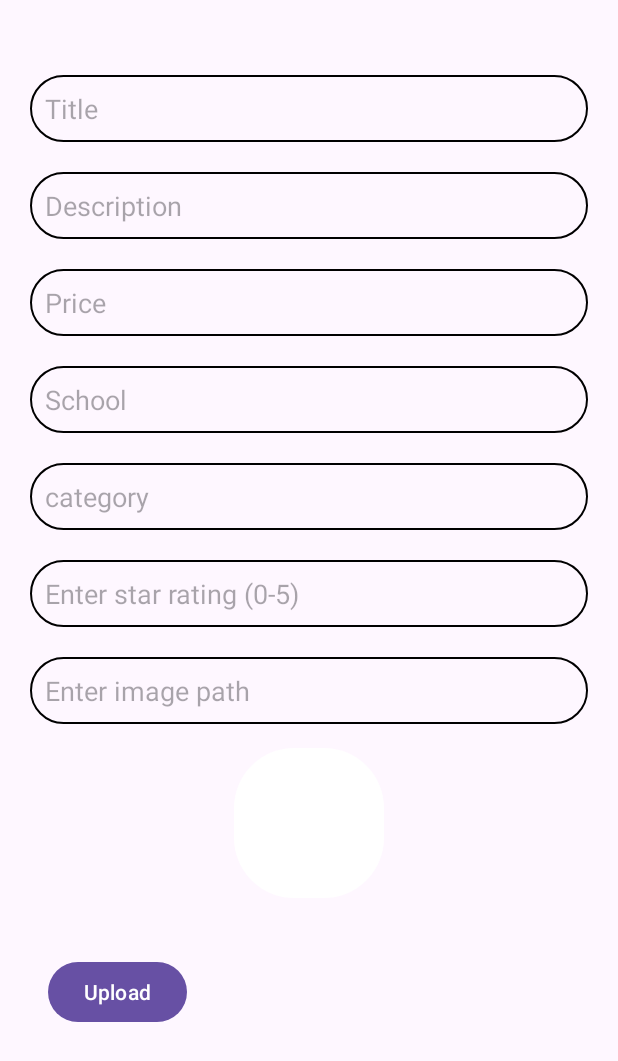
After one commit to ThanhhDanh/Reference-Application, an Android app: the UploadDocumentActivity screen opened directly, with no data from a screen before it, on a phone screen of 412 x 824 dp. The commit adds this screen. Shown: the top 1061 px of the screen. Run offline under Robolectric (Android 15) with nearby library versions, the phone set to English and light mode, and no system bars; our stand-ins replace Firebase (no records; nobody signed in at launch, a user with empty details on screens opened directly); pictures from the network do not load.

Commit message:
user database

```diff
--- a/ReferenceApp/app/src/main/AndroidManifest.xml
+++ b/ReferenceApp/app/src/main/AndroidManifest.xml
@@ -6,6 +6,7 @@
     <uses-permission android:name="android.permission.ACCESS_NETWORK_STATE" />
     <uses-permission android:name="android.permission.READ_EXTERNAL_STORAGE"
         android:maxSdkVersion="32" />
+    <uses-permission android:name="android.permission.WRITE_EXTERNAL_STORAGE" />
 
     <application
         android:allowBackup="true"
@@ -20,6 +21,9 @@
         tools:targetApi="31">
         <activity
             android:name=".activity.ProfileActivity"
+            android:exported="false" />
+        <activity
+            android:name=".activity.UploadDocumentActivity"
             android:exported="false" />
         <activity
             android:name=".activity.CartActivity"
--- /dev/null
+++ b/ReferenceApp/app/src/main/java/com/example/referenceapp/activity/UploadDocumentActivity.java
@@ -0,0 +1,283 @@
+package com.example.referenceapp.activity;
+
+import android.Manifest;
+import android.content.Intent;
+import android.content.pm.PackageManager;
+import android.database.Cursor;
+import android.net.Uri;
+import android.os.Build;
+import android.os.Bundle;
+import android.provider.MediaStore;
+import android.util.Log;
+import android.widget.ArrayAdapter;
+import android.widget.AutoCompleteTextView;
+import android.widget.Button;
+import android.widget.EditText;
+import android.widget.ImageView;
+import android.widget.Toast;
+
+import androidx.annotation.NonNull;
+import androidx.appcompat.app.AppCompatActivity;
+import androidx.core.app.ActivityCompat;
+import androidx.core.content.ContextCompat;
+
+import com.example.referenceapp.R;
+import com.example.referenceapp.model.Documents;
+import com.google.firebase.auth.FirebaseAuth;
+import com.google.firebase.database.DataSnapshot;
+import com.google.firebase.database.DatabaseError;
+import com.google.firebase.database.DatabaseReference;
+import com.google.firebase.database.FirebaseDatabase;
+import com.google.firebase.database.ValueEventListener;
+import com.google.firebase.storage.FirebaseStorage;
+import com.google.firebase.storage.StorageReference;
+
+import java.time.Instant;
+import java.time.format.DateTimeFormatter;
+import java.util.ArrayList;
+import java.util.HashMap;
+import java.util.List;
+import java.util.Map;
+import java.util.Objects;
+import java.util.UUID;
+
+public class UploadDocumentActivity extends AppCompatActivity {
+
+    private AutoCompleteTextView schoolAutoComplete, categoryAutoComplete;
+    private EditText etTitle, etDescription, etPrice, etImagePath, etStar;
+    private ImageView imgSelected;
+    private Button btnUpload;
+
+    private List<String> schoolList = new ArrayList<>();
+    private Map<String, Integer> schoolMap = new HashMap<>();
+    private List<String> categoryList = new ArrayList<>();
+    private Map<String, Integer> categoryMap = new HashMap<>();
+    private FirebaseAuth auth;
+    private DatabaseReference databaseReference;
+    private FirebaseStorage storage;
+    private StorageReference storageReference;
+
+    private Integer selectedSchoolId;
+    private Integer selectedCategoryId;
+
+    private static final int REQUEST_CODE_PERMISSION = 1;
+    private static final int PICK_IMAGE_REQUEST = 2;
+
+    @Override
+    protected void onCreate(Bundle savedInstanceState) {
+        super.onCreate(savedInstanceState);
+        setContentView(R.layout.activity_upload_document);
+
+        etTitle = findViewById(R.id.etTitle);
+        etDescription = findViewById(R.id.etDescription);
+        etPrice = findViewById(R.id.etPrice);
+        btnUpload = findViewById(R.id.btnUpload);
+        schoolAutoComplete = findViewById(R.id.school);
+        categoryAutoComplete = findViewById(R.id.category);
+        etImagePath = findViewById(R.id.etImagePath);
+        etStar = findViewById(R.id.etStar);
+        imgSelected = findViewById(R.id.imgSelected);
+
+        // Kiểm tra và yêu cầu quyền truy cập bộ nhớ
+        if (ContextCompat.checkSelfPermission(this, Manifest.permission.READ_EXTERNAL_STORAGE)
+                != PackageManager.PERMISSION_GRANTED) {
+            ActivityCompat.requestPermissions(this,
+                    new String[]{Manifest.permission.READ_EXTERNAL_STORAGE}, REQUEST_CODE_PERMISSION);
+        }
+
+        auth = FirebaseAuth.getInstance();
+        databaseReference = FirebaseDatabase.getInstance().getReference("Documents");
+        storage = FirebaseStorage.getInstance();
+        storageReference = storage.getReference();
+
+        btnUpload.setOnClickListener(v -> uploadDocument());
+        etImagePath.setOnClickListener(v -> openImageChooser());
+
+        loadSchoolsFromFirebase();
+        loadCategoryFromFirebase();
+    }
+
+    @Override
+    public void onRequestPermissionsResult(int requestCode, @NonNull String[] permissions, @NonNull int[] grantResults) {
+        super.onRequestPermissionsResult(requestCode, permissions, grantResults);
+        if (requestCode == REQUEST_CODE_PERMISSION) {
+            if (grantResults.length > 0 && grantResults[0] == PackageManager.PERMISSION_GRANTED) {
+                // Quyền đã được cấp, bạn có thể cho phép chọn ảnh
+                openImageChooser();
+            } else {
+                Toast.makeText(this, "Permission denied", Toast.LENGTH_SHORT).show();
+            }
+        }
+    }
+
+    private void openImageChooser() {
+        Intent intent = new Intent(Intent.ACTION_PICK, MediaStore.Images.Media.EXTERNAL_CONTENT_URI);
+        intent.setType("image/*");
+        startActivityForResult(intent, PICK_IMAGE_REQUEST);
+    }
+
+    @Override
+    protected void onActivityResult(int requestCode, int resultCode, Intent data) {
+        super.onActivityResult(requestCode, resultCode, data);
+
+        if (resultCode == RESULT_OK && requestCode == PICK_IMAGE_REQUEST) {
+            Uri imageUri = data.getData();  // Lấy Uri của ảnh đã chọn
+
+            if (imageUri != null) {
+                imgSelected.setImageURI(imageUri);
+                uploadImage(imageUri);
+            }
+        }
+    }
+
+    private void uploadImage(Uri imageUri) {
+        StorageReference fileReference = storageReference.child("images/" + UUID.randomUUID().toString());
+
+        fileReference.putFile(imageUri)
+                .addOnSuccessListener(taskSnapshot -> {
+                    // Sau khi tải lên thành công, lấy URL tải lên của ảnh
+                    fileReference.getDownloadUrl().addOnSuccessListener(uri -> {
+                        String imageUrl = uri.toString();
+                        etImagePath.setText(imageUrl); // Hiển thị URL ảnh vào EditText
+                    });
+                })
+                .addOnFailureListener(e -> {
+                    Toast.makeText(UploadDocumentActivity.this, "Image upload failed", Toast.LENGTH_SHORT).show();
+                });
+    }
+
+
+    private void loadSchoolsFromFirebase() {
+        DatabaseReference schoolRef = FirebaseDatabase.getInstance().getReference("Schools");
+        schoolRef.addListenerForSingleValueEvent(new ValueEventListener() {
+            @Override
+            public void onDataChange(@NonNull DataSnapshot snapshot) {
+                schoolList.clear();
+                schoolMap.clear();
+                for (DataSnapshot schoolSnapshot : snapshot.getChildren()) {
+                    String name = schoolSnapshot.child("Name").getValue(String.class);
+                    int id = Integer.parseInt(Objects.requireNonNull(schoolSnapshot.getKey()));
+                    if (name != null) {
+                        schoolList.add(name);
+                        schoolMap.put(name, id);
+                    }
+                }
+                setupAutoSchoolsCompleteAdapter(); // Cập nhật Adapter sau khi có dữ liệu
+            }
+
+            @Override
+            public void onCancelled(@NonNull DatabaseError error) {
+                Toast.makeText(UploadDocumentActivity.this, "Failed to load schools", Toast.LENGTH_SHORT).show();
+            }
+        });
+    }
+
+    private void setupAutoSchoolsCompleteAdapter() {
+        ArrayAdapter<String> adapter = new ArrayAdapter<>(this, android.R.layout.simple_dropdown_item_1line, schoolList);
+        schoolAutoComplete.setAdapter(adapter);
+
+        // Cho phép hiển thị danh sách khi người dùng nhấn vào trường
+        schoolAutoComplete.setOnClickListener(v -> schoolAutoComplete.showDropDown());
+
+        // Xử lý khi người dùng chọn trường
+        schoolAutoComplete.setOnItemClickListener((parent, view, position, id) -> {
+            String selectedSchool = (String) parent.getItemAtPosition(position);
+            selectedSchoolId = schoolMap.get(selectedSchool);
+            Log.d("SelectedSchool", "School Name: " + selectedSchool + ", ID: " + selectedSchoolId);
+        });
+    }
+
+    private void loadCategoryFromFirebase() {
+        DatabaseReference categoryRef = FirebaseDatabase.getInstance().getReference("Category");
+        categoryRef.addListenerForSingleValueEvent(new ValueEventListener() {
+            @Override
+            public void onDataChange(@NonNull DataSnapshot snapshot) {
+                categoryList.clear();
+                categoryMap.clear();
+                for (DataSnapshot categorySnapshot : snapshot.getChildren()) {
+                    String name = categorySnapshot.child("Name").getValue(String.class);
+                    int id = Integer.parseInt(Objects.requireNonNull(categorySnapshot.getKey()));
+                    if (name != null) {
+                        categoryList.add(name);
+                        categoryMap.put(name, id);
+                    }
+                }
+                setupAutoCategoryCompleteAdapter(); // Cập nhật Adapter sau khi có dữ liệu
+            }
+
+            @Override
+            public void onCancelled(@NonNull DatabaseError error) {
+                Toast.makeText(UploadDocumentActivity.this, "Failed to load category", Toast.LENGTH_SHORT).show();
+            }
+        });
+    }
+
+    private void setupAutoCategoryCompleteAdapter() {
+        ArrayAdapter<String> adapter = new ArrayAdapter<>(this, android.R.layout.simple_dropdown_item_1line, categoryList);
+        categoryAutoComplete.setAdapter(adapter);
+
+        // Cho phép hiển thị danh sách khi người dùng nhấn vào trường
+        categoryAutoComplete.setOnClickListener(v -> categoryAutoComplete.showDropDown());
+
+        // Xử lý khi người dùng chọn trường
+        categoryAutoComplete.setOnItemClickListener((parent, view, position, id) -> {
+            String selectedCategory = (String) parent.getItemAtPosition(position);
+            selectedCategoryId = categoryMap.get(selectedCategory);
+            Log.d("SelectedCategory", "Category Name: " + selectedCategory + ", ID: " + selectedCategoryId);
+        });
+    }
+
+    private void uploadDocument() {
+        String title = etTitle.getText().toString();
+        String description = etDescription.getText().toString();
+        double price = Double.parseDouble(etPrice.getText().toString());
+        double star = Double.parseDouble(etStar.getText().toString());
+        String imagePath = etImagePath.getText().toString();
+
+        // Kiểm tra nếu trường học hoặc danh mục không hợp lệ
+        if (selectedSchoolId == null) {
+            Toast.makeText(this, "Please select a valid school", Toast.LENGTH_SHORT).show();
+            return;
+        }
+
+        if (selectedCategoryId == null) {
+            Toast.makeText(this, "Please select a valid category", Toast.LENGTH_SHORT).show();
+            return;
+        }
+
+        // Create a new document object
+        Documents document = new Documents();
+        document.setTitle(title);
+        document.setDescription(description);
+        document.setPrice(price);
+        document.setStar(star);
+        document.setImagePath(imagePath);
+        document.setCategoryId(selectedCategoryId);
+        document.setSchoolId(selectedSchoolId);
+        document.setUserId(Integer.parseInt(Objects.requireNonNull(auth.getCurrentUser()).getUid())); // UserId of the current user
+        document.setCreatedAt(getCurrentTimestamp());
+        document.setUpdatedAt(getCurrentTimestamp());
+
+        // Lưu đối tượng Documents vào Realtime Database
+        String documentId = databaseReference.push().getKey();
+        if (documentId != null) {
+            databaseReference.child(documentId).setValue(document)
+                    .addOnCompleteListener(task -> {
+                        if (task.isSuccessful()) {
+                            Toast.makeText(UploadDocumentActivity.this, "Document uploaded successfully", Toast.LENGTH_SHORT).show();
+                            startActivity(new Intent(UploadDocumentActivity.this, MainActivity.class));
+                            finish();
+                        } else {
+                            Toast.makeText(UploadDocumentActivity.this, "Failed to save document info", Toast.LENGTH_SHORT).show();
+                        }
+                    });
+        }
+    }
+
+    private String getCurrentTimestamp() {
+        if (Build.VERSION.SDK_INT >= Build.VERSION_CODES.O) {
+            return DateTimeFormatter.ISO_INSTANT.format(Instant.now());
+        }
+        return null;
+    }
+}
--- a/ReferenceApp/app/src/main/java/com/example/referenceapp/model/CombinedDiffCallback.java
+++ b/ReferenceApp/app/src/main/java/com/example/referenceapp/model/CombinedDiffCallback.java
@@ -26,7 +26,7 @@ public class CombinedDiffCallback extends DiffUtil.Callback {
     @Override
     public boolean areItemsTheSame(int oldItemPosition, int newItemPosition) {
         // So sánh dựa trên ID hoặc thuộc tính duy nhất
-        return oldList.get(oldItemPosition).getId() == newList.get(newItemPosition).getId();
+        return oldList.get(oldItemPosition).getTitle().equals(newList.get(newItemPosition).getTitle());
     }
 
     @Override
--- /dev/null
+++ b/ReferenceApp/app/src/main/res/drawable/rounded_corner_profile.xml
@@ -0,0 +1,5 @@
+<?xml version="1.0" encoding="utf-8"?>
+<shape xmlns:android="http://schemas.android.com/apk/res/android">
+    <corners android:bottomLeftRadius="40dp" android:bottomRightRadius="40dp" />
+    <solid android:color="@android:color/white" />
+</shape>
--- /dev/null
+++ b/ReferenceApp/app/src/main/res/layout/activity_upload_document.xml
@@ -0,0 +1,138 @@
+<?xml version="1.0" encoding="utf-8"?>
+<androidx.constraintlayout.widget.ConstraintLayout xmlns:android="http://schemas.android.com/apk/res/android"
+    xmlns:app="http://schemas.android.com/apk/res-auto"
+    xmlns:tools="http://schemas.android.com/tools"
+    android:layout_width="match_parent"
+    android:layout_height="match_parent">
+
+    <EditText
+        android:id="@+id/etTitle"
+        android:layout_width="0dp"
+        android:layout_height="wrap_content"
+        android:hint="Title"
+        android:layout_marginStart="20dp"
+        android:layout_marginEnd="20dp"
+        android:layout_marginTop="50dp"
+        android:padding="10dp"
+        android:background="@drawable/rounded_corner_form"
+        app:layout_constraintTop_toTopOf="parent"
+        app:layout_constraintStart_toStartOf="parent"
+        app:layout_constraintEnd_toEndOf="parent" />
+
+    <EditText
+        android:id="@+id/etDescription"
+        android:layout_width="0dp"
+        android:layout_marginStart="20dp"
+        android:layout_marginEnd="20dp"
+        android:layout_height="wrap_content"
+        android:hint="Description"
+        android:layout_marginTop="20dp"
+        app:layout_constraintTop_toBottomOf="@id/etTitle"
+        android:background="@drawable/rounded_corner_form"
+        android:padding="10dp"
+        app:layout_constraintStart_toStartOf="parent"
+        app:layout_constraintEnd_toEndOf="parent" />
+
+    <EditText
+        android:id="@+id/etPrice"
+        android:layout_width="0dp"
+        android:layout_marginStart="20dp"
+        android:layout_marginEnd="20dp"
+        android:layout_height="wrap_content"
+        android:hint="Price"
+        android:layout_marginTop="20dp"
+        android:background="@drawable/rounded_corner_form"
+        android:padding="10dp"
+        app:layout_constraintTop_toBottomOf="@id/etDescription"
+        app:layout_constraintStart_toStartOf="parent"
+        app:layout_constraintEnd_toEndOf="parent" />
+
+    <EditText
+        android:id="@+id/etStar"
+        android:layout_width="match_parent"
+        android:layout_height="wrap_content"
+        android:layout_marginStart="20dp"
+        android:layout_marginTop="20dp"
+        android:layout_marginEnd="20dp"
+        android:hint="Enter star rating (0-5)"
+        android:background="@drawable/rounded_corner_form"
+        android:padding="10dp"
+        android:inputType="numberDecimal"
+        app:layout_constraintEnd_toEndOf="parent"
+        app:layout_constraintStart_toStartOf="parent"
+        app:layout_constraintTop_toBottomOf="@+id/category"
+        tools:ignore="MissingConstraints" />
+
+    <!-- Trường ImagePath -->
+    <EditText
+        android:id="@+id/etImagePath"
+        android:layout_width="match_parent"
+        android:layout_height="wrap_content"
+        android:layout_marginStart="20dp"
+        android:layout_marginTop="20dp"
+        android:layout_marginEnd="20dp"
+        android:hint="Enter image path"
+        android:background="@drawable/rounded_corner_form"
+        android:padding="10dp"
+        android:inputType="text"
+        app:layout_constraintEnd_toEndOf="parent"
+        app:layout_constraintStart_toStartOf="parent"
+        app:layout_constraintTop_toBottomOf="@+id/etStar"
+        tools:ignore="MissingConstraints" />
+
+    <AutoCompleteTextView
+        android:id="@+id/school"
+        android:layout_width="match_parent"
+        android:layout_height="wrap_content"
+        android:layout_below="@id/etPrice"
+        android:layout_marginStart="20dp"
+        android:layout_marginTop="20dp"
+        android:layout_marginEnd="20dp"
+        android:background="@drawable/rounded_corner_form"
+        android:hint="@string/school"
+        android:inputType="text"
+        android:padding="10dp"
+        app:layout_constraintEnd_toEndOf="parent"
+        app:layout_constraintStart_toStartOf="parent"
+        app:layout_constraintTop_toBottomOf="@+id/etPrice"
+        tools:ignore="MissingConstraints" />
+
+    <AutoCompleteTextView
+        android:id="@+id/category"
+        android:layout_width="match_parent"
+        android:layout_height="wrap_content"
+        android:layout_below="@id/school"
+        android:layout_marginStart="20dp"
+        android:layout_marginTop="20dp"
+        android:layout_marginEnd="20dp"
+        android:background="@drawable/rounded_corner_form"
+        android:hint="@string/category"
+        android:inputType="text"
+        android:padding="10dp"
+        app:layout_constraintEnd_toEndOf="parent"
+        app:layout_constraintStart_toStartOf="parent"
+        app:layout_constraintTop_toBottomOf="@+id/school"
+        tools:ignore="MissingConstraints" />
+
+    <ImageView
+        android:id="@+id/imgSelected"
+        android:layout_width="100dp"
+        android:layout_height="100dp"
+        android:layout_marginTop="16dp"
+        android:src="@drawable/rounded_corner_image"
+        app:layout_constraintEnd_toEndOf="parent"
+        app:layout_constraintStart_toStartOf="parent"
+        app:layout_constraintTop_toBottomOf="@+id/etImagePath"
+        tools:ignore="MissingConstraints" />
+
+    <Button
+        android:id="@+id/btnUpload"
+        android:layout_width="wrap_content"
+        android:layout_height="wrap_content"
+        android:text="Upload"
+        app:layout_constraintBottom_toBottomOf="parent"
+        app:layout_constraintEnd_toStartOf="@+id/imgSelected"
+        app:layout_constraintStart_toStartOf="parent"
+        app:layout_constraintTop_toTopOf="@+id/imgSelected" />
+
+</androidx.constraintlayout.widget.ConstraintLayout>
--- a/ReferenceApp/app/src/main/res/values/strings.xml
+++ b/ReferenceApp/app/src/main/res/values/strings.xml
@@ -48,4 +48,5 @@
     <string name="Documents">Documents</string>
     <string name="upload_document">Upload Document</string>
     <string name="logout">Logout</string>
+    <string name="category">category</string>
 </resources>
```
Also changed, not shown: ReferenceApp/app/src/main/java/com/example/referenceapp/activity/ProfileActivity.java (+13 -16 lines), ReferenceApp/app/src/main/java/com/example/referenceapp/activity/RegisterActivity.java (+53 -107 lines), ReferenceApp/app/src/main/java/com/example/referenceapp/model/Documents.java (+2 -13 lines), ReferenceApp/app/src/main/java/com/example/referenceapp/model/Users.java (+0 -8 lines), ReferenceApp/app/src/main/res/layout/activity_profile.xml (+9 -17 lines), ReferenceApp/app/src/main/res/layout/activity_register.xml (+22 -22 lines).
